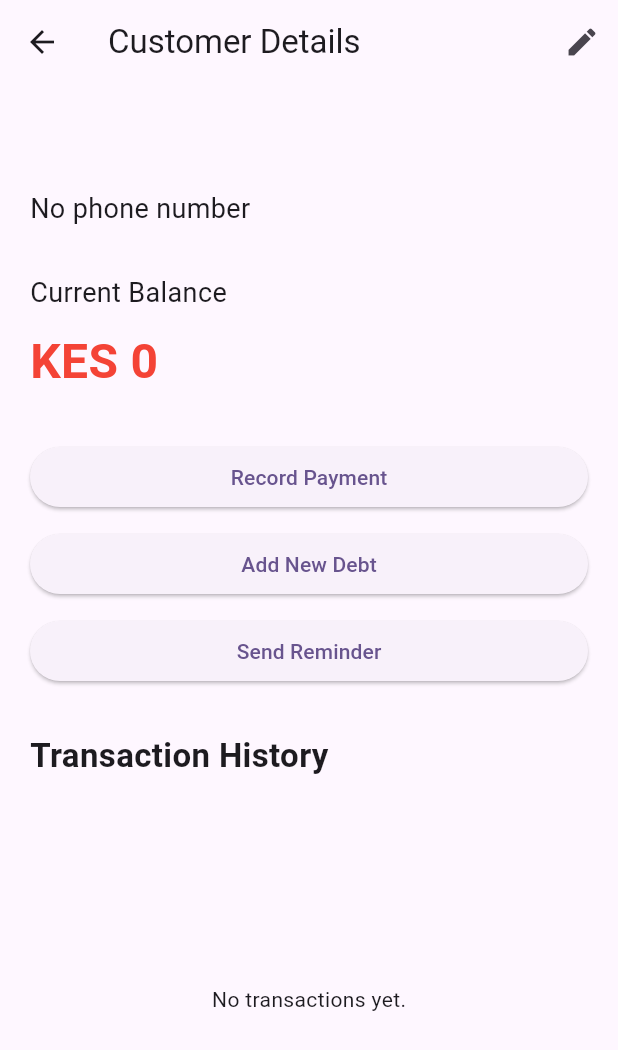
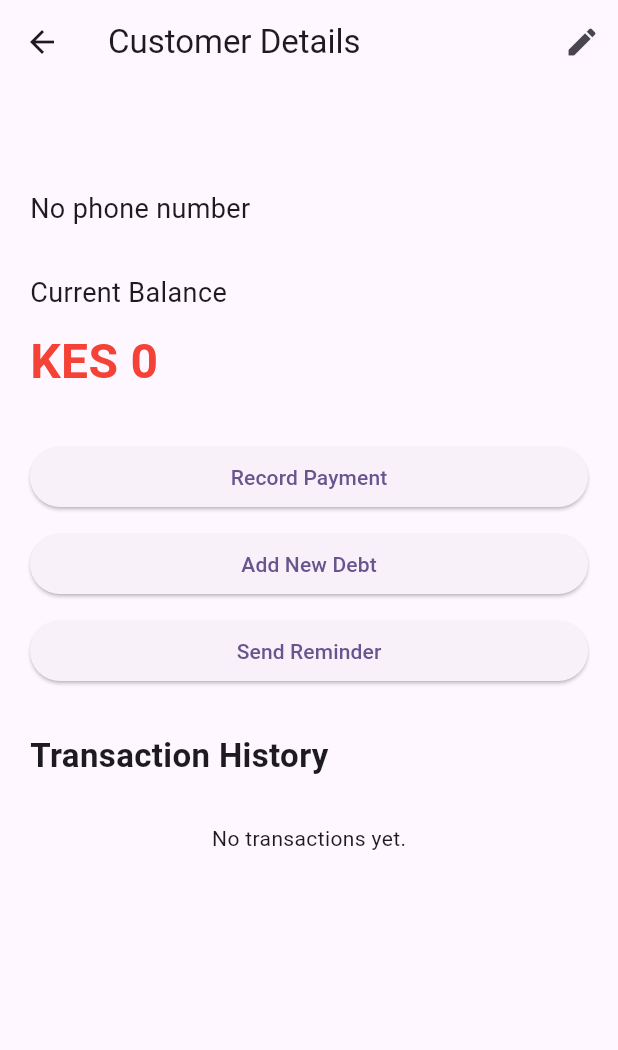
Before and after one commit to ericvaati703-beep/Pesabook-, a Flutter app: the CustomerScreen screen opened directly with empty values, on a phone screen of 412 x 824 dp. Shown: the top 1050 px of the screen. Run offline on Flutter 3.47's test engine with Material 3 defaults, Android fonts, the phone set to English and light mode, and no system bars; our stand-ins replace shared_preferences; accounts and stored records are empty.

Commit message:
Fix customer screen overflow

```diff
--- a/lib/screens/customer_screen.dart
+++ b/lib/screens/customer_screen.dart
@@ -110,8 +110,7 @@ class _CustomerScreenState extends State<CustomerScreen> {
           ),
         ],
       ),
-
-      body: Padding(
+      body: SingleChildScrollView(
         padding: const EdgeInsets.all(20),
         child: Column(
           crossAxisAlignment: CrossAxisAlignment.start,
@@ -197,14 +196,18 @@ class _CustomerScreenState extends State<CustomerScreen> {
 
             const SizedBox(height: 10),
 
-            Expanded(
-              child: widget.customer.transactions.isEmpty
-                  ? const Center(
-                child: Text('No transactions yet.'),
+            if (widget.customer.transactions.isEmpty)
+              const Center(
+                child: Padding(
+                  padding: EdgeInsets.all(20),
+                  child: Text('No transactions yet.'),
+                ),
               )
-                  : ListView.builder(
-                itemCount:
-                widget.customer.transactions.length,
+            else
+              ListView.builder(
+                itemCount: widget.customer.transactions.length,
+                shrinkWrap: true,
+                physics: const NeverScrollableScrollPhysics(),
                 itemBuilder: (context, index) {
                   final transaction =
                   widget.customer.transactions[
@@ -235,7 +238,6 @@ class _CustomerScreenState extends State<CustomerScreen> {
                   );
                 },
               ),
-            ),
           ],
         ),
       ),
```
